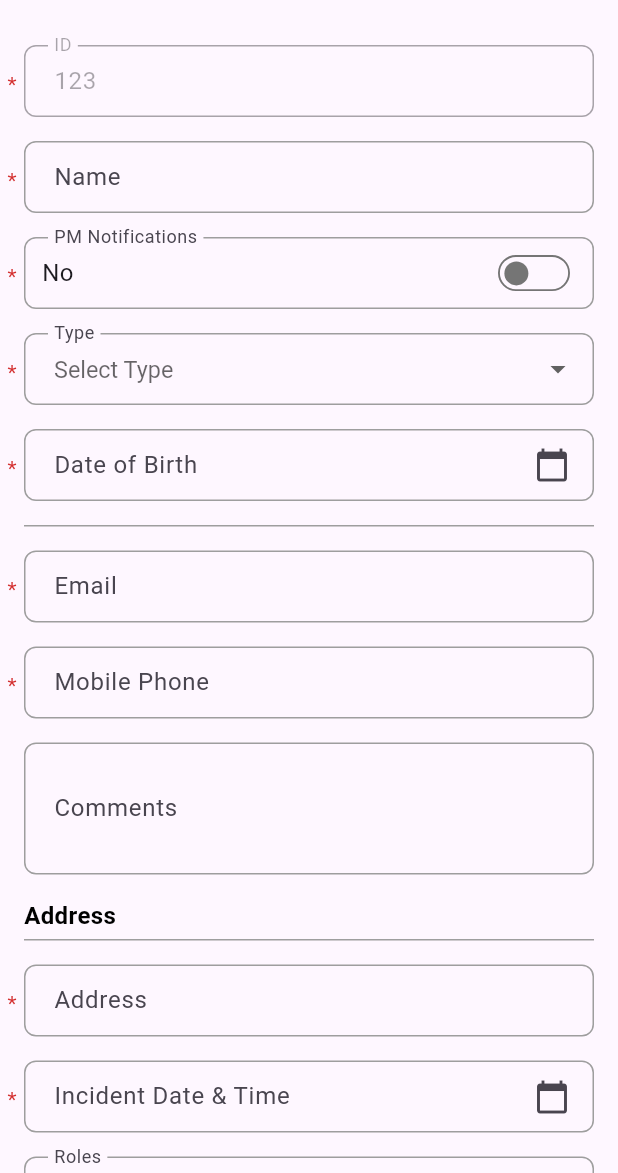
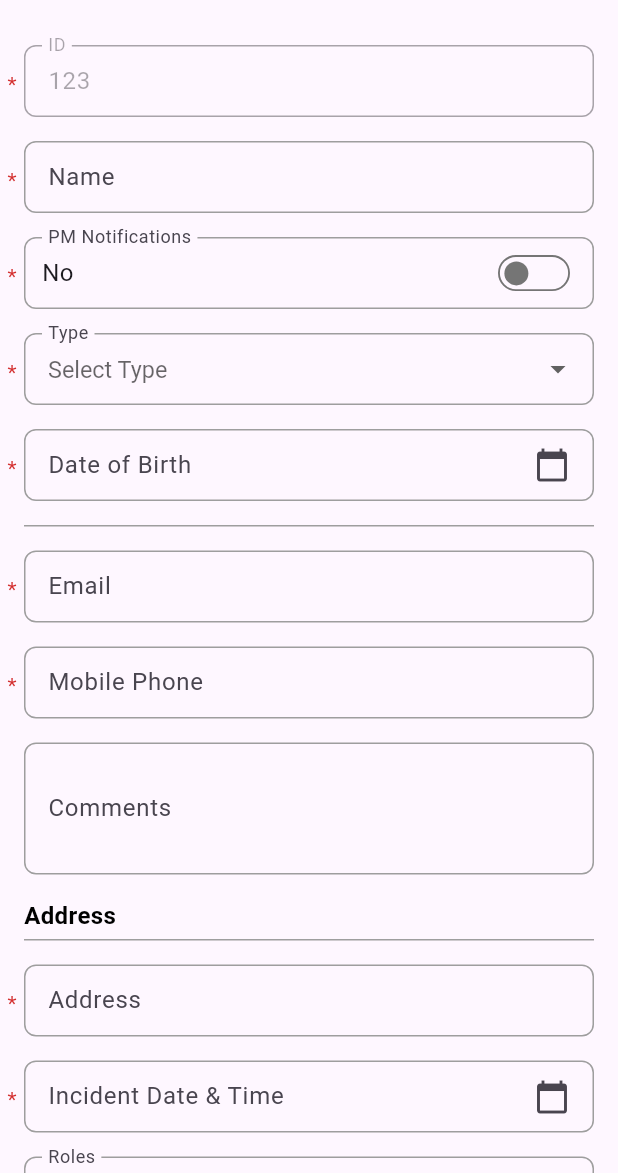
Before and after one commit to imkiptoo/dynamic-flutter-forms, a Flutter app: the screen it shows after launch, on a phone screen of 412 x 824 dp, the part 63-1236 px from its top. Run offline on Flutter 3.47's test engine with Material 3 defaults, Android fonts, the phone set to English and light mode, and no system bars.

Commit message:
refactor: clean up imports and adjust form field padding in dynamic form components

```diff
--- a/lib/dynamic_form_screen.dart
+++ b/lib/dynamic_form_screen.dart
@@ -1,7 +1,6 @@
 import 'package:flutter/material.dart';
 import 'package:dynamic_forms/form_state.dart';
 import 'form_field.dart';
-import 'form_state.dart';
 import 'form_widgets.dart';
 
 class DynamicFormScreen extends StatefulWidget {
--- a/lib/form_styles.dart
+++ b/lib/form_styles.dart
@@ -28,7 +28,7 @@ class FormStyles {
         ),
       ),
       /*constraints: multiLine! ? BoxConstraints(maxHeight: 40) : null,*/
-      contentPadding: EdgeInsets.symmetric(horizontal: 16, vertical: 8),
+      contentPadding: EdgeInsets.symmetric(horizontal: 12, vertical: 8),
       suffixIcon: suffixIcon,
       filled: true,
       fillColor: errorText != null ? Colors.red.shade50 : fillColor,
--- a/lib/main.dart
+++ b/lib/main.dart
@@ -1,4 +1,5 @@
 import 'package:flutter/material.dart';
+
 import 'dynamic_form_screen.dart';
 
 void main() {
```
Also changed, not shown: 1 other file.
